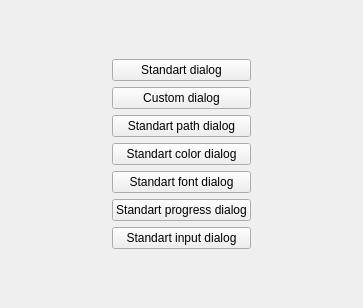
Above: Qt-Widgets-Examples/QDialog-Example/src/view/ui/MainWindow.ui from STyulenev/Qt-CPP-Examples before the change. Below: the same form after it.
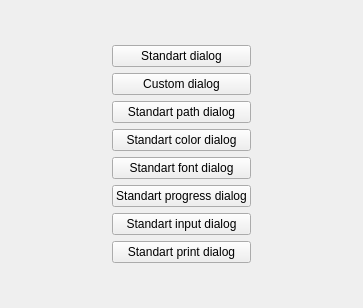
That is the form after the change.

Commit message: Added QPrintDialog example

```diff
--- a/Qt-Widgets-Examples/QDialog-Example/src/view/ui/MainWindow.ui
+++ b/Qt-Widgets-Examples/QDialog-Example/src/view/ui/MainWindow.ui
@@ -92,6 +92,13 @@
         </property>
        </widget>
       </item>
+      <item>
+       <widget class="QPushButton" name="standartPrintDialogButton">
+        <property name="text">
+         <string>Standart print dialog</string>
+        </property>
+       </widget>
+      </item>
      </layout>
     </item>
     <item row="1" column="3">
```
The commit also changes 5 other files.
